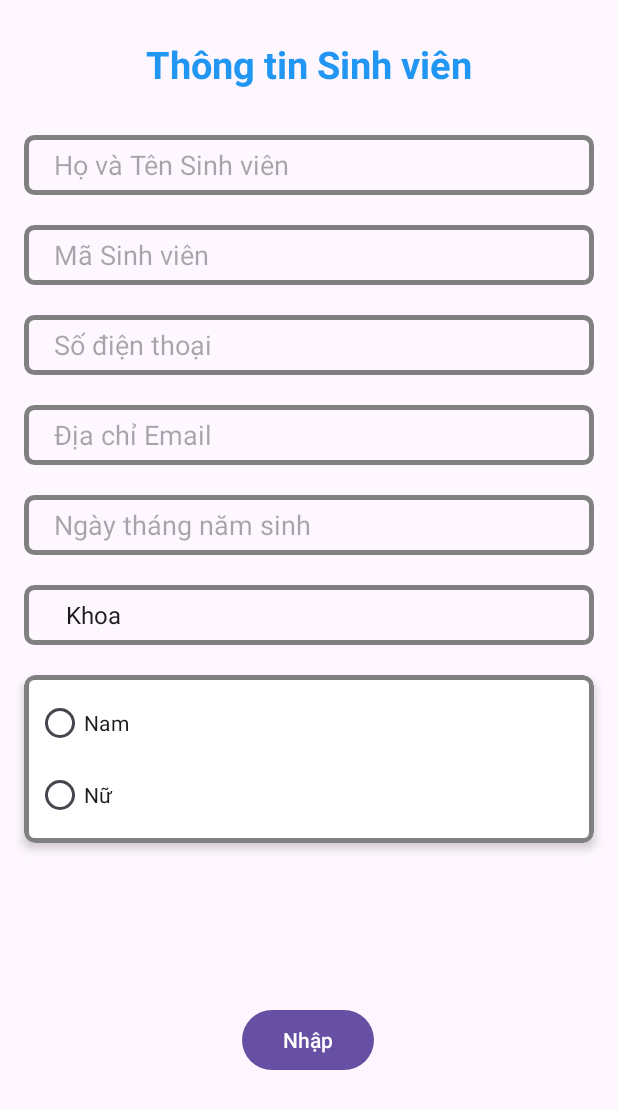
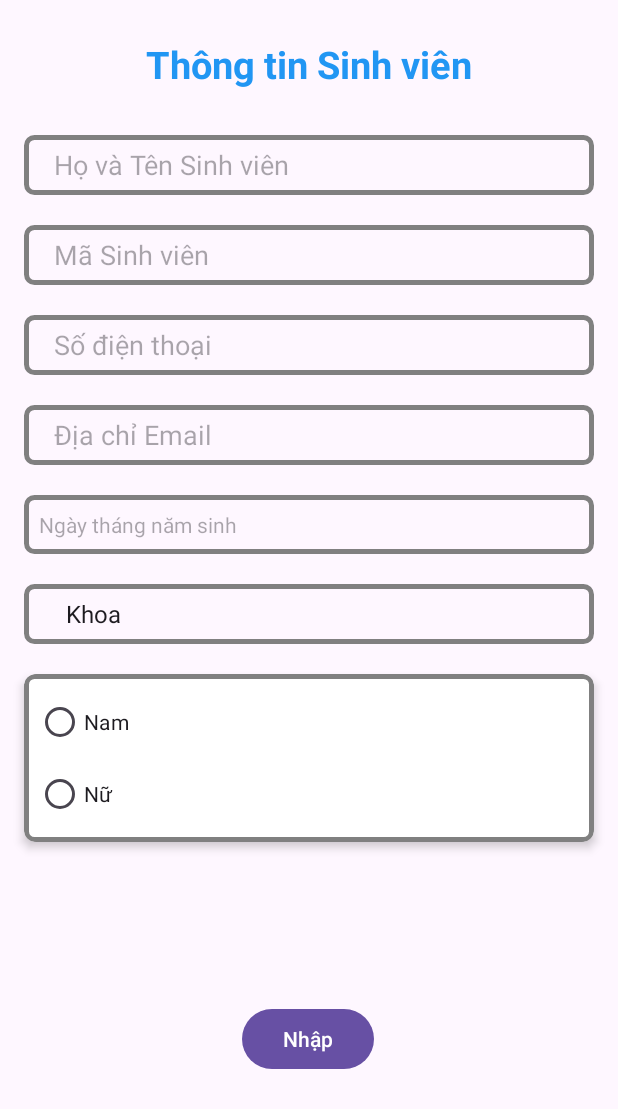
Before and after one commit to ngb4o/KiemTraAndroid, an Android app: the AddStudentActivity screen opened directly, with no data from a screen before it, on a phone screen of 412 x 824 dp. Shown: the top 1109 px of the screen. Run offline under Robolectric (Android 15) with nearby library versions, the phone set to English and light mode, and no system bars.

Commit message:
second commit

```diff
--- a/app/src/main/res/layout/activity_add_student.xml
+++ b/app/src/main/res/layout/activity_add_student.xml
@@ -76,19 +76,22 @@
         android:background="@drawable/border_text_field"
         android:layout_marginHorizontal="16dp" />
 
-    <EditText
+    <TextView
         android:id="@+id/edtNgaySinh"
         android:layout_width="0dp"
-        android:layout_height="40dp"
+        android:layout_height="wrap_content"
         android:hint="Ngày tháng năm sinh"
-        android:inputType="date"
+        android:paddingLeft="20dp"
         app:layout_constraintEnd_toEndOf="parent"
-        android:paddingLeft="20dp"
         app:layout_constraintStart_toStartOf="parent"
         app:layout_constraintTop_toBottomOf="@id/edtEmail"
         android:layout_marginTop="20dp"
         android:background="@drawable/border_text_field"
-        android:layout_marginHorizontal="16dp" />
+        android:layout_marginHorizontal="16dp"
+        android:padding="10dp"
+        android:clickable="true"
+        android:focusable="false" />
+
 
     <Spinner
         android:id="@+id/spinnerKhoa"
--- a/app/src/main/res/layout/activity_main.xml
+++ b/app/src/main/res/layout/activity_main.xml
@@ -24,7 +24,6 @@
         app:layout_constraintTop_toBottomOf="@id/toolbar"
         app:layout_constraintStart_toStartOf="parent"
         app:layout_constraintEnd_toEndOf="parent"
-        android:background="@drawable/border_text_field"
         android:layout_margin="8dp" />
 
     <androidx.recyclerview.widget.RecyclerView
```
Also changed, not shown: app/src/main/java/cr424ak/nguyengiabao/kiemtra2/AddStudentActivity.java (+69 -4 lines).
